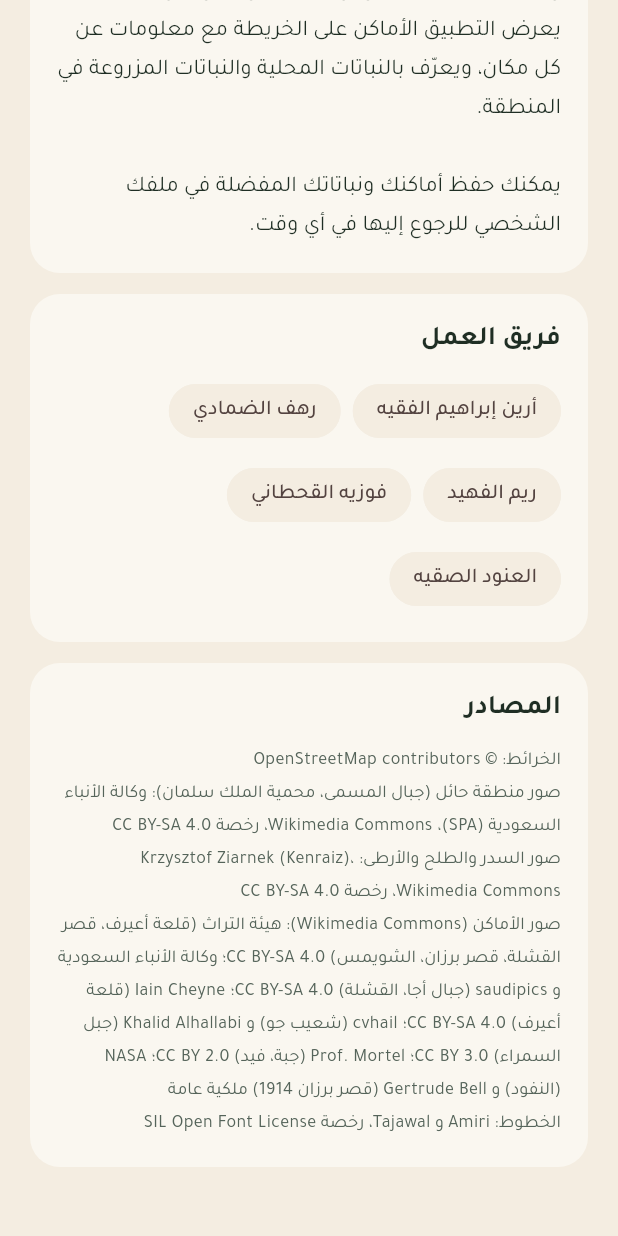
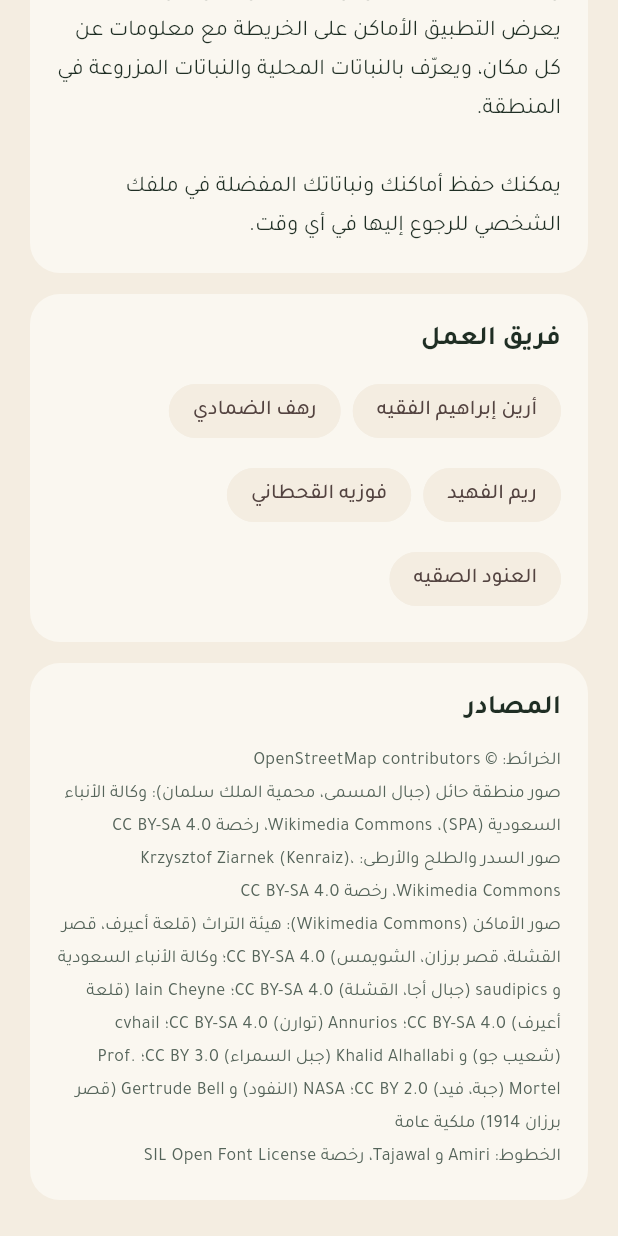
Before and after one commit to areen119-droid/hail-parks-guide, a Flutter app: the AboutUsScreen screen opened directly, scrolled down 440 dp, on a phone screen of 412 x 824 dp. Run offline on Flutter 3.47's test engine with Material 3 defaults, Android fonts, the phone set to English and light mode, and no system bars; our stand-ins replace flutter_map, latlong2, location, shared_preferences; missing offline and left inert: tflite_flutter; accounts and stored records are empty.

Commit message:
Add a photo of Hatim al-Tai's castle at Tuwarin
From Wikimedia Commons (Annurios, CC BY-SA 4.0), credited on the about
screen.

Co-Authored-By: Claude Opus 5.5 <noreply@anthropic.com>

```diff
--- a/lib/data/hail_data.dart
+++ b/lib/data/hail_data.dart
@@ -222,6 +222,7 @@ class HailData {
       location: 'جبال أجا، محافظة موقق',
       latitude: 27.6587,
       longitude: 41.4505,
+      image: 'assets/places/tuwarin_1.jpg',
     ),
     PlaceModel(
       id: 'fayd',
--- a/lib/features/settings/screens/about_us_screen.dart
+++ b/lib/features/settings/screens/about_us_screen.dart
@@ -111,7 +111,7 @@ class AboutUsScreen extends StatelessWidget {
                     'صور الأماكن (Wikimedia Commons): هيئة التراث (قلعة أعيرف، قصر '
                     'القشلة، قصر برزان، الشويمس) CC BY-SA 4.0؛ وكالة الأنباء السعودية '
                     'و saudipics (جبال أجا، القشلة) CC BY-SA 4.0؛ Iain Cheyne (قلعة '
-                    'أعيرف) CC BY-SA 4.0؛ cvhail (شعيب جو) و Khalid Alhallabi (جبل '
+                    'أعيرف) CC BY-SA 4.0؛ Annurios (توارن) CC BY-SA 4.0؛ cvhail (شعيب جو) و Khalid Alhallabi (جبل '
                     'السمراء) CC BY 3.0؛ Prof. Mortel (جبة، فيد) CC BY 2.0؛ NASA '
                     '(النفود) و Gertrude Bell (قصر برزان 1914) ملكية عامة\n'
                     'الخطوط: Amiri و Tajawal، رخصة SIL Open Font License',
```
Also changed, not shown: assets/places/tuwarin_1.jpg (added).
